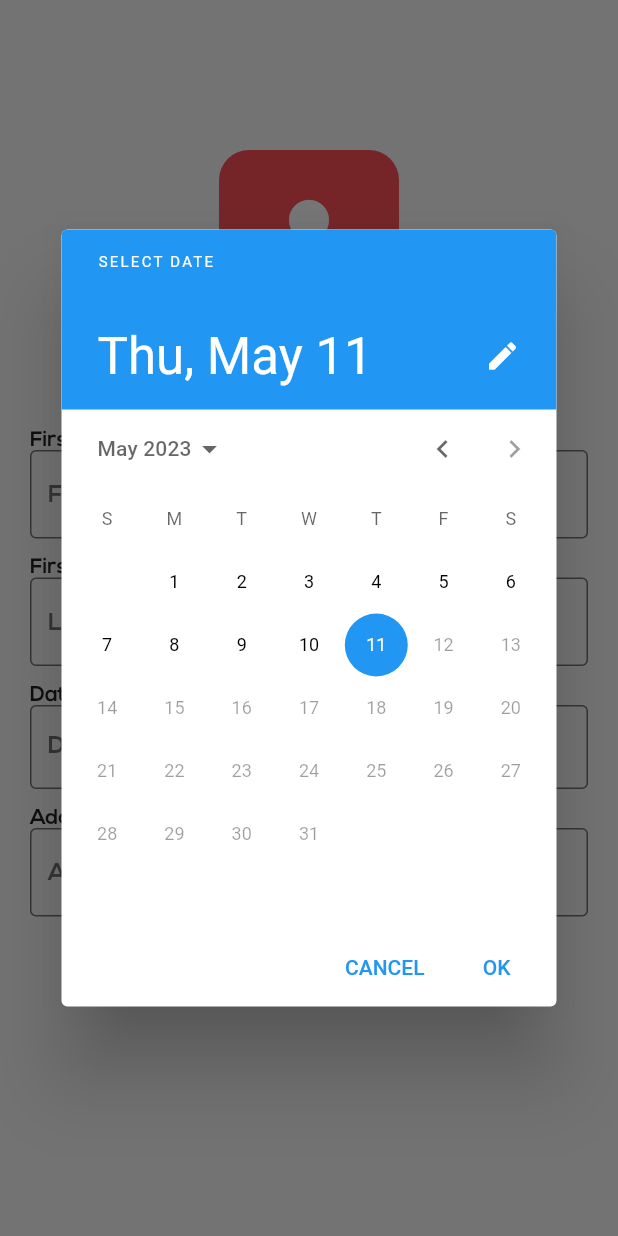
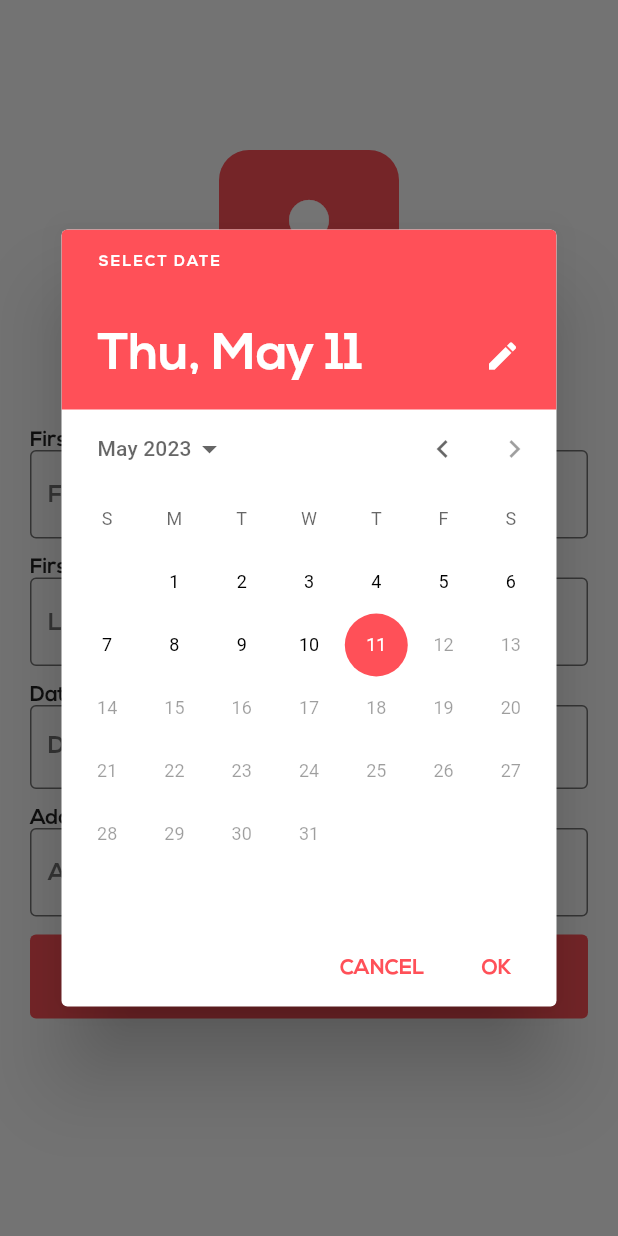
Before and after one commit to omkarwani7/attendance-flutter-app, a Flutter app: the ProfileScreen screen opened directly, after a tap on "Date of Birth", on a phone screen of 412 x 824 dp. Run offline on Flutter 3.47's test engine with Material 2 defaults, Android fonts, the light colour scheme and no system bars; our stand-ins replace cloud_firestore, firebase_core, firebase_storage, flutter_keyboard_visibility, font_awesome_flutter, geocoding and 5 more; missing offline and left inert: month_year_picker; accounts and stored records are empty.

Commit message:
New Commit

```diff
--- a/lib/model/user.dart
+++ b/lib/model/user.dart
@@ -8,4 +8,5 @@ class User {
   static double lat = 0;
   static double long = 0;
   static bool canEdit = true;
+  static String profilePicLink = " ";
 }
--- a/lib/profilescreen.dart
+++ b/lib/profilescreen.dart
@@ -1,6 +1,12 @@
+import 'dart:io';
+
+import 'package:cloud_firestore/cloud_firestore.dart';
+import 'package:firebase_storage/firebase_storage.dart';
 import 'package:flutter/material.dart';
 import 'package:flutter/src/widgets/framework.dart';
 import 'package:flutter/src/widgets/placeholder.dart';
+import 'package:intl/intl.dart';
+import 'package:image_picker/image_picker.dart';
 
 import 'model/user.dart';
 
@@ -18,6 +24,30 @@ class _ProfileScreenState extends State<ProfileScreen> {
   Color primary = const Color(0xffeeff444c);
   String birth = "Date of Birth";
 
+  TextEditingController firstNameController = TextEditingController();
+  TextEditingController lastNameController = TextEditingController();
+  //TextEditingController birthDateController = TextEditingController();
+  TextEditingController addressController = TextEditingController();
+
+  void pickUploadProfilePic() async {
+    final image = await ImagePicker().pickImage(
+      source: ImageSource.gallery,
+      maxHeight: 512,
+      maxWidth: 512,
+      imageQuality: 90,
+    );
+    Reference ref = FirebaseStorage.instance
+        .ref()
+        .child("${User.employeeId.toLowerCase()}_profilepic.jpg");
+
+    await ref.putFile(File(image!.path));
+    ref.getDownloadURL().then((value) {
+      setState(() {
+        User.profilePicLink = value;
+      });
+    });
+  }
+
   @override
   Widget build(BuildContext context) {
     screenHeight = MediaQuery.of(context).size.height;
@@ -27,7 +57,11 @@ class _ProfileScreenState extends State<ProfileScreen> {
         padding: EdgeInsets.all(20),
         child: Column(
           children: [
-            Container(
+            GestureDetector(
+              onTap: () {
+                pickUploadProfilePic();
+              },
+              child: Container(
                 margin: EdgeInsets.only(top: 80, bottom: 24),
                 height: 120,
                 width: 120,
@@ -37,10 +71,13 @@ class _ProfileScreenState extends State<ProfileScreen> {
                   color: primary,
                 ),
                 child: Center(
-                child: Icon(
+                  child: User.profilePicLink == " "
+                      ? const Icon(
                           Icons.person,
                           color: Colors.white,
                           size: 80,
+                        )
+                      : Image.network(User.profilePicLink),
                 ),
               ),
             ),
@@ -57,8 +94,8 @@ class _ProfileScreenState extends State<ProfileScreen> {
             const SizedBox(
               height: 24,
             ),
-            textField("First Name", "First Name"),
-            textField("First Name", "Last Name"),
+            textField("First Name", "First Name", firstNameController),
+            textField("First Name", "Last Name", lastNameController),
             Align(
               alignment: Alignment.centerLeft,
               child: Text(
@@ -76,7 +113,38 @@ class _ProfileScreenState extends State<ProfileScreen> {
                     initialDate: DateTime.now(),
                     firstDate: DateTime(1950),
                     lastDate: DateTime.now(),
+                    builder: (context, child) {
+                      return Theme(
+                        data: Theme.of(context).copyWith(
+                          colorScheme: ColorScheme.light(
+                            primary: primary,
+                            secondary: primary,
+                            onSecondary: Colors.white,
+                          ),
+                          textButtonTheme: TextButtonThemeData(
+                            style: TextButton.styleFrom(
+                              primary: primary,
+                            ),
+                          ),
+                          textTheme: TextTheme(
+                            headline4: TextStyle(
+                              fontFamily: "NexaBold",
+                            ),
+                            overline: TextStyle(
+                              fontFamily: "NexaBold",
+                            ),
+                            button: TextStyle(
+                              fontFamily: "NexaBold",
+                            ),
+                          ),
+                        ),
+                        child: child!,
                       );
+                    }).then((value) {
+                  setState(() {
+                    birth = DateFormat("MM/dd/yyyy").format(value!);
+                  });
+                });
               },
               child: Container(
                 height: kToolbarHeight,
@@ -102,14 +170,68 @@ class _ProfileScreenState extends State<ProfileScreen> {
                 ),
               ),
             ),
-            textField("Address", "Address"),
+            textField("Address", "Address", addressController),
+            GestureDetector(
+              onTap: () async {
+                String firstName = firstNameController.text;
+                String lastName = lastNameController.text;
+                String birthDate = birth;
+                String address = addressController.text;
+
+                if (User.canEdit) {
+                  if (firstName.isEmpty) {
+                    showSnackBar("Please enter youe first name!");
+                  } else if (lastName.isEmpty) {
+                    showSnackBar("Please enter you last name!");
+                  } else if (birthDate.isEmpty) {
+                    showSnackBar("Please enter your birth date!");
+                  } else if (address.isEmpty) {
+                    showSnackBar("Please enter your address!");
+                  } else {
+                    await FirebaseFirestore.instance
+                        .collection("Employee")
+                        .doc(User.id)
+                        .update({
+                      'firstName': firstName,
+                      'lastName': lastName,
+                      'birthDate': birthDate,
+                      'address': address,
+                      'canEdit': false,
+                    });
+                  }
+                } else {
+                  showSnackBar("You can't edit anymore");
+                }
+              },
+              child: Container(
+                height: kToolbarHeight,
+                width: screenWidth,
+                margin: EdgeInsets.only(bottom: 12),
+                //padding: EdgeInsets.only(left: 11),
+                decoration: BoxDecoration(
+                  borderRadius: BorderRadius.circular(4),
+                  color: primary,
+                ),
+                child: Center(
+                  child: Text(
+                    "SAVE",
+                    style: TextStyle(
+                      fontFamily: "NexaBold",
+                      color: Colors.white,
+                      fontSize: 16,
+                    ),
+                  ),
+                ),
+              ),
+            ),
           ],
         ),
       ),
     );
   }
 
-  Widget textField(String title, String hint) {
+  Widget textField(
+      String title, String hint, TextEditingController controller) {
     return Column(
       children: [
         Align(
@@ -125,6 +247,7 @@ class _ProfileScreenState extends State<ProfileScreen> {
         Container(
           margin: EdgeInsets.only(bottom: 12),
           child: TextFormField(
+            controller: controller,
             cursorColor: Colors.black54,
             maxLines: 1,
             decoration: InputDecoration(
@@ -149,4 +272,15 @@ class _ProfileScreenState extends State<ProfileScreen> {
       ],
     );
   }
+
+  void showSnackBar(String text) {
+    ScaffoldMessenger.of(context).showSnackBar(
+      SnackBar(
+        behavior: SnackBarBehavior.floating,
+        content: Text(
+          text,
+        ),
+      ),
+    );
   }
+}
```
Also changed, not shown: lib/homescreen.dart (+15 -0 lines), pubspec.yaml (+9 -2 lines), pubspec.lock, 3 other files. Lines whose indentation alone changed are shown as unchanged.
